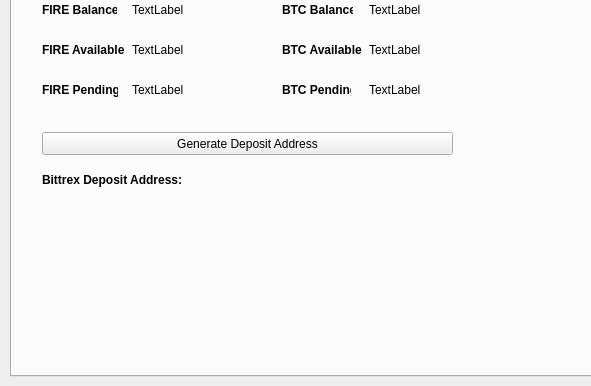
This is src/qt/forms/tradingdialog.ui in tom14cat14/Firecoin as Qt 5 draws it before an edit; both pictures show x 0 to 591 and y 94 to 480 of the 849 by 480 pixel window. The edited form follows.
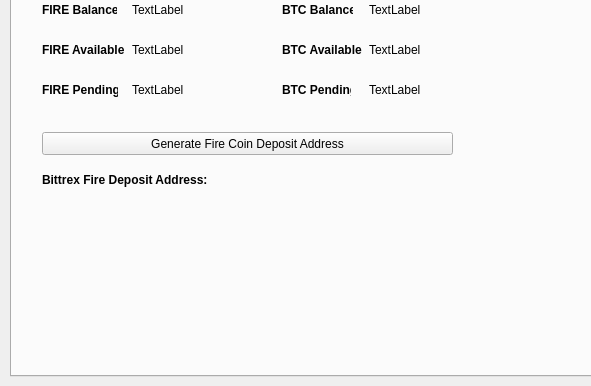
This is the edited form. The open tabs and pages were chosen to show the change.

Patch:
```diff
--- a/src/qt/forms/tradingdialog.ui
+++ b/src/qt/forms/tradingdialog.ui
@@ -2686,7 +2686,7 @@
       <rect>
        <x>30</x>
        <y>200</y>
-       <width>141</width>
+       <width>171</width>
        <height>16</height>
       </rect>
      </property>
@@ -2697,7 +2697,7 @@
       </font>
      </property>
      <property name="text">
-      <string>Bittrex Deposit Address:</string>
+      <string>Bittrex Fire Deposit Address:</string>
      </property>
     </widget>
     <widget class="QPushButton" name="GenDepositBTN">
@@ -2710,13 +2710,13 @@
       </rect>
      </property>
      <property name="text">
-      <string>Generate Deposit Address</string>
+      <string>Generate Fire Coin Deposit Address</string>
      </property>
     </widget>
     <widget class="QLabel" name="DepositAddressLabel">
      <property name="geometry">
       <rect>
-       <x>180</x>
+       <x>200</x>
        <y>200</y>
        <width>261</width>
        <height>16</height>
```
Left out of the diff: 2 changed lines with no effect on the pictures.
